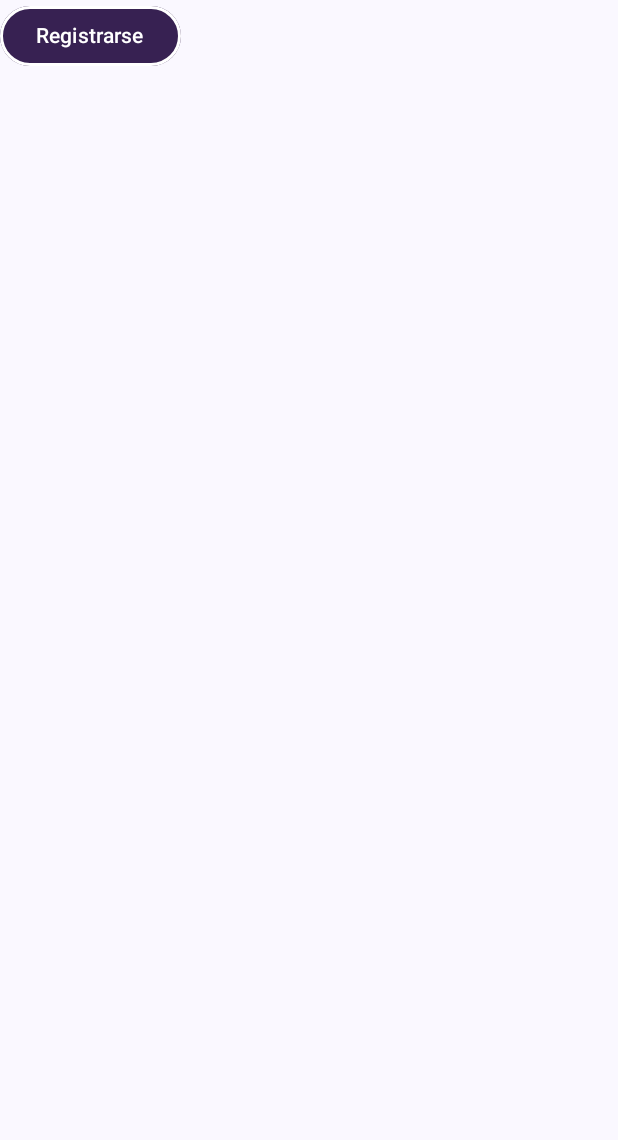
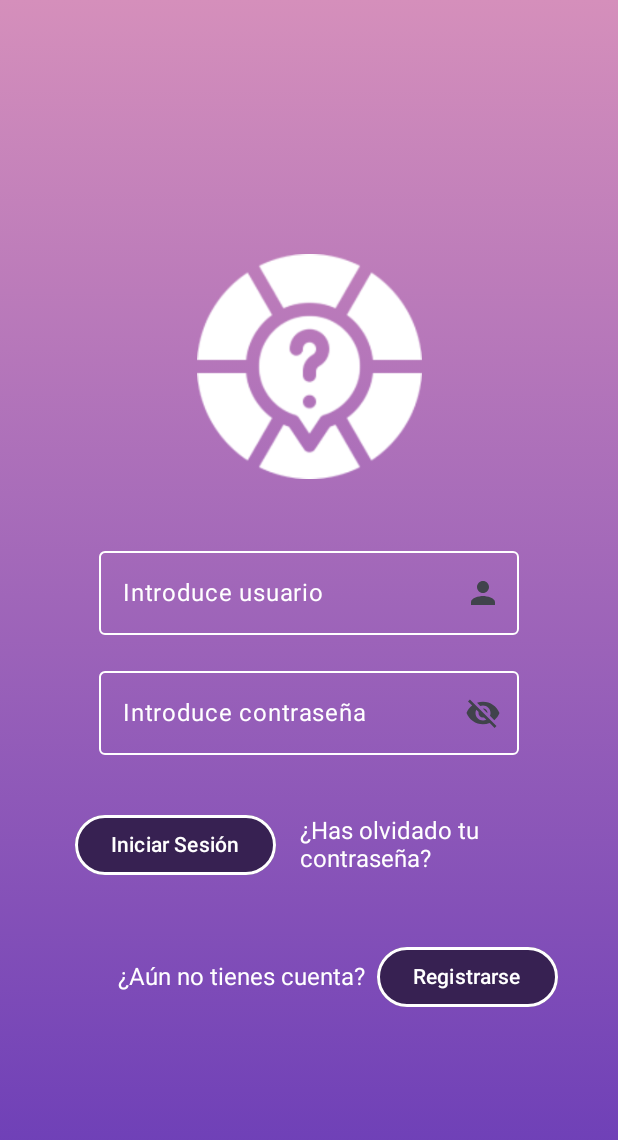
Before and after one commit to PedroRS9/Pector, an Android app built with Jetpack Compose: the screen it shows after launch (MainActivity), on a phone screen of 412 x 824 dp. Shown: the top 1140 px of the screen. Run offline under Robolectric (Android 15) with nearby library versions, the phone set to English and light mode, and no system bars.

Commit message:
Added visual part of Sign In The graphical part of the sign-in component has been added, still without any functionality

```diff
--- a/app/src/main/java/es/ulpgc/pamn/pector/components/PectorComponents.kt
+++ b/app/src/main/java/es/ulpgc/pamn/pector/components/PectorComponents.kt
@@ -6,6 +6,7 @@ import androidx.compose.foundation.layout.Row
 import androidx.compose.foundation.layout.fillMaxWidth
 import androidx.compose.foundation.layout.height
 import androidx.compose.foundation.shape.RoundedCornerShape
+import androidx.compose.foundation.text.ClickableText
 import androidx.compose.material.icons.Icons
 import androidx.compose.material.icons.filled.Email
 import androidx.compose.material.icons.filled.Error
@@ -32,9 +33,14 @@ import androidx.compose.ui.Alignment
 import androidx.compose.ui.Modifier
 import androidx.compose.ui.composed
 import androidx.compose.ui.graphics.Color
+import androidx.compose.ui.text.AnnotatedString
+import androidx.compose.ui.text.TextStyle
 import androidx.compose.ui.text.input.PasswordVisualTransformation
 import androidx.compose.ui.text.input.VisualTransformation
+import androidx.compose.ui.text.style.TextDecoration
+import androidx.compose.ui.tooling.preview.Preview
 import androidx.compose.ui.unit.dp
+import androidx.compose.ui.unit.sp
 import es.ulpgc.pamn.pector.ui.theme.DarkViolet
 
 @Composable
@@ -155,3 +161,21 @@ fun LabelledCheckbox(
         Text(label, color = labelColor)
     }
 }
+
+@Composable
+fun PectorClickableText(
+    text: String,
+    onClick: () -> Unit,
+    modifier: Modifier = Modifier,
+    color: Color = Color.White,
+) {
+    ClickableText(
+        text = AnnotatedString(text),
+        onClick = { onClick() },
+        modifier = modifier,
+        style = TextStyle(
+            color = color,
+            fontSize = 16.sp
+        )
+    )
+}
--- a/app/src/main/java/es/ulpgc/pamn/pector/login/LoginScreen.kt
+++ b/app/src/main/java/es/ulpgc/pamn/pector/login/LoginScreen.kt
@@ -1,11 +1,34 @@
 package es.ulpgc.pamn.pector.login
 
+import androidx.compose.foundation.Image
+import androidx.compose.foundation.layout.Arrangement
 import androidx.compose.foundation.layout.Column
+import androidx.compose.foundation.layout.Row
+import androidx.compose.foundation.layout.padding
+import androidx.compose.foundation.layout.size
+import androidx.compose.material3.Text
 import androidx.compose.runtime.Composable
+import androidx.compose.ui.Alignment
+import androidx.compose.ui.Modifier
+import androidx.compose.ui.graphics.Color
+import androidx.compose.ui.res.painterResource
+import androidx.compose.ui.res.stringResource
+import androidx.compose.ui.tooling.preview.Preview
+import androidx.compose.ui.unit.dp
 import androidx.navigation.NavBackStackEntry
 import androidx.navigation.NavController
+import es.ulpgc.pamn.pector.R
 import es.ulpgc.pamn.pector.components.PectorButton
+import es.ulpgc.pamn.pector.components.PectorCheckbox
+import es.ulpgc.pamn.pector.components.PectorClickableText
+import es.ulpgc.pamn.pector.components.PectorTextField
+import es.ulpgc.pamn.pector.data.Result
+import es.ulpgc.pamn.pector.extensions.isValidEmail
+import es.ulpgc.pamn.pector.extensions.isValidPassword
+import es.ulpgc.pamn.pector.extensions.isValidUsername
+import es.ulpgc.pamn.pector.extensions.pectorBackground
 import es.ulpgc.pamn.pector.navigation.AppScreens
+import es.ulpgc.pamn.pector.signup.ErrorDialog
 
 @Composable
 fun LoginScreen(navController: NavController, backStackEntry: NavBackStackEntry){
@@ -15,13 +38,71 @@ fun LoginScreen(navController: NavController, backStackEntry: NavBackStackEntry)
         )
     }
 }
-
 @Composable
 fun BodyContent(navController: NavController
                 // ...
 ) {
-    PectorButton(
-        onClick = { navController.navigate(route = AppScreens.SignupScreen.route) },
-        text = "Registrarse",
-    )
+    Column(
+        modifier = Modifier.pectorBackground(),
+        verticalArrangement = Arrangement.Center,
+        horizontalAlignment = Alignment.CenterHorizontally,
+    ) {
+        Image(
+            painter = painterResource(R.drawable.pector_logo),
+            contentDescription = "Logo de Pector",
+            modifier = Modifier
+                .padding(40.dp)
+                .size(150.dp)
+        )
+        PectorTextField(
+            value = "",
+            onValueChange = {},
+            label = stringResource(R.string.type_user),
+            isUser = true
+        )
+        PectorTextField(
+            value = "",
+            onValueChange = {},
+            label = stringResource(R.string.type_password),
+            isPassword = true
+        )
+        Row(
+            verticalAlignment = Alignment.CenterVertically,
+            horizontalArrangement = Arrangement.spacedBy(8.dp),
+            modifier = Modifier
+                .padding(20.dp)
+                .padding(start = 30.dp)
+        ) {
+            PectorButton(
+                onClick = lambda@{},
+                text = stringResource(R.string.button_signin),
+            )
+
+            PectorClickableText(
+                text = stringResource(R.string.forgot_password_text),
+                onClick = {},
+                modifier = Modifier.padding(start = 8.dp)
+            )
+        }
+        Row(
+            verticalAlignment = Alignment.CenterVertically,
+            horizontalArrangement = Arrangement.spacedBy(8.dp),
+            modifier = Modifier
+                .padding(20.dp)
+                .padding(start = 30.dp)
+        ) {
+            PectorClickableText(
+                text = stringResource(R.string.no_acc_text),
+                onClick = {},
+                modifier = Modifier.padding(start = 8.dp)
+            )
+
+            PectorButton(
+                onClick = lambda@{},
+                text = stringResource(R.string.button_signup),
+            )
+
+
+        }
+    }
 }
--- a/app/src/main/res/values/strings.xml
+++ b/app/src/main/res/values/strings.xml
@@ -8,4 +8,9 @@
     <string name="email_invalid_error">Por favor, introduce un email válido.</string>
     <string name="password_invalid_error">La contraseña debe tener mínimo 6 caracteres.</string>
     <string name="username_invalid_error">Username inválido. Debe tener entre 3 y 30 caracteres\n y sólo contener letras, números, puntos, guiones\n y guiones bajos</string>
+
+    <string name="button_signin">Iniciar Sesión</string>
+    <string name="forgot_password_text">¿Has olvidado tu contraseña?</string>
+    <string name="no_acc_text">¿Aún no tienes cuenta?</string>
+
 </resources>
```
